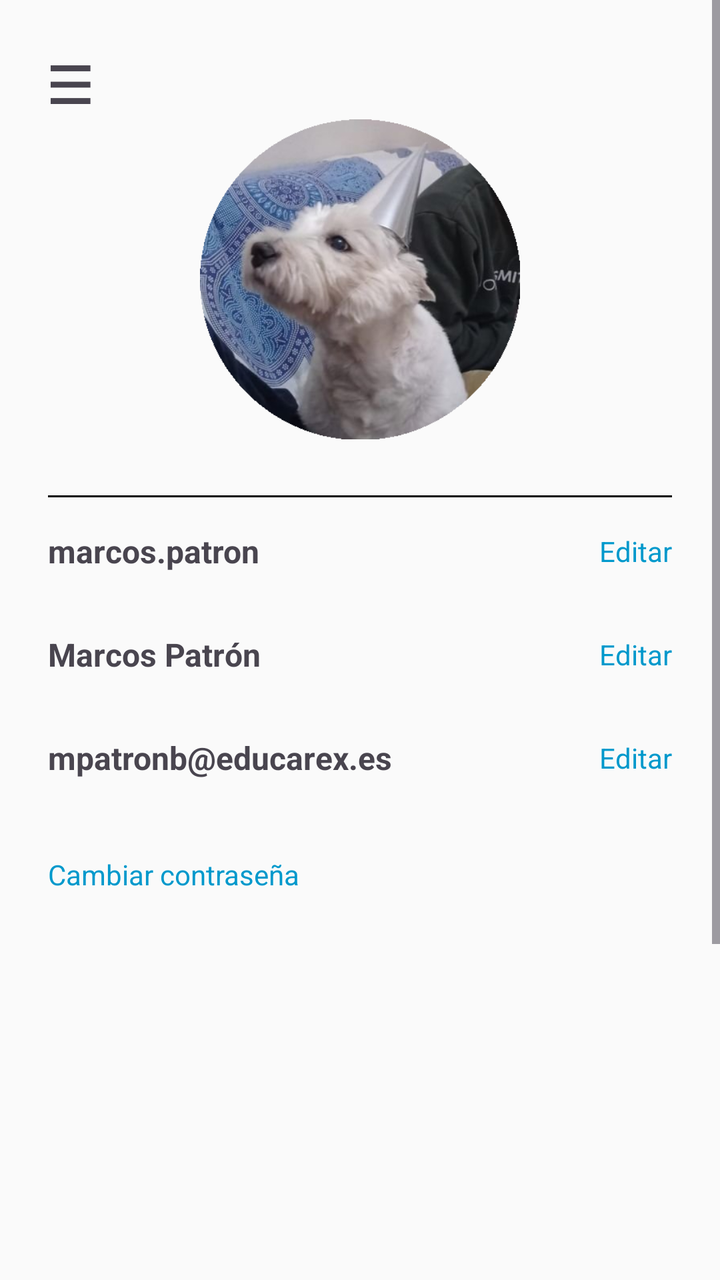
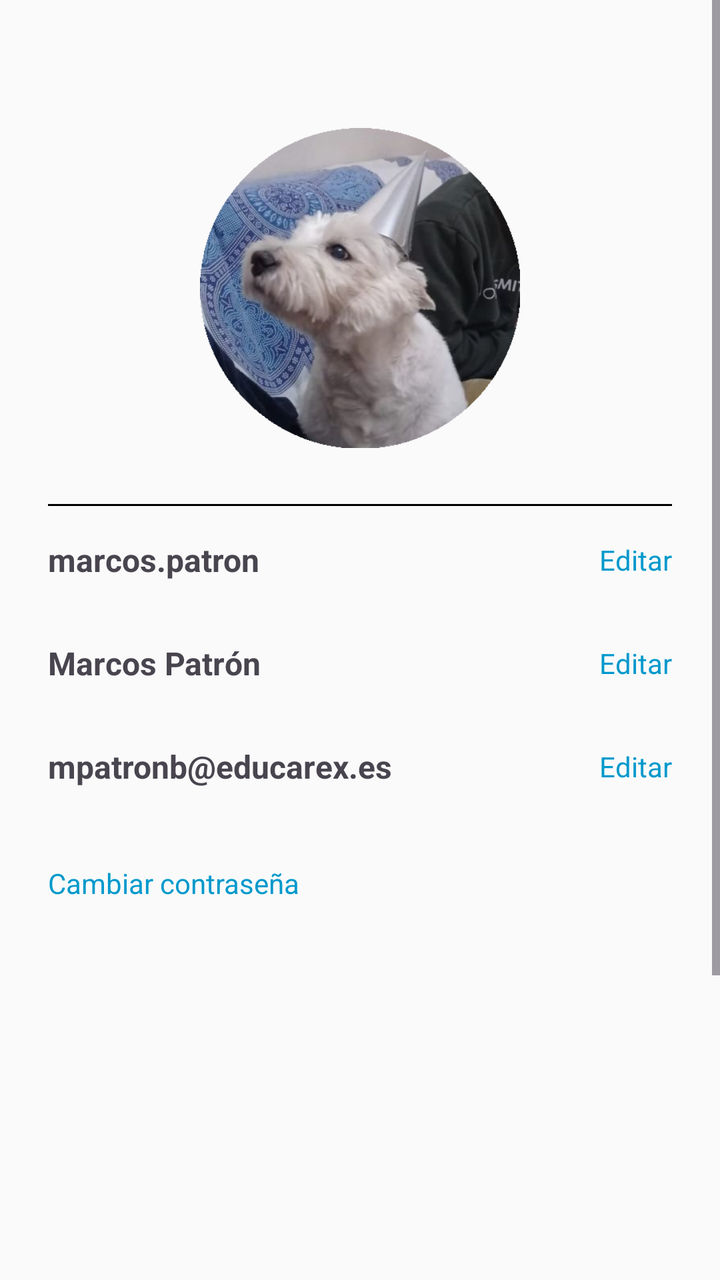

Two renders of the same Android screen: before a commit and after it. Below are the layout's source before the change and the commit's diff.
<!-- AndroidManifest.xml: application theme Theme.MyApplication -->
<!-- res/layout/fragment_profile.xml -->
<?xml version="1.0" encoding="utf-8"?>
<ScrollView xmlns:android="http://schemas.android.com/apk/res/android"
    xmlns:tools="http://schemas.android.com/tools"
    android:layout_width="match_parent"
    android:layout_height="match_parent"
    android:background="#FAFAFA">

    <LinearLayout
        android:layout_width="match_parent"
        android:layout_height="wrap_content"
        android:orientation="vertical"
        android:padding="24dp">

        <TextView
            android:id="@+id/btnOpenDrawer"
            android:layout_width="52dp"
            android:layout_height="wrap_content"
            android:text="☰"
            android:textSize="26dp"
            android:textStyle="bold" />

        

        <ImageView
            android:id="@+id/image_profile"
            android:layout_width="160dp"
            android:layout_height="160dp"
            android:layout_gravity="center_horizontal"
            android:layout_marginBottom="12dp"
            android:contentDescription="Foto de perfil"
            android:scaleType="centerCrop"
            android:src="@drawable/pfp_b" />

        <View
            android:layout_width="wrap_content"
            android:layout_height="1dp"
            android:layout_marginVertical="16dp"
            android:background="@color/black" />

        <LinearLayout
            android:layout_width="match_parent"
            android:layout_height="wrap_content"
            android:orientation="horizontal"
            android:gravity="center_vertical"
            android:layout_marginBottom="30dp">

            <TextView
                android:id="@+id/tv_username"
                android:layout_width="0dp"
                android:layout_height="wrap_content"
                android:layout_weight="1"
                android:text="marcos.patron"
                android:textSize="16sp"
                android:textStyle="bold" />

            <TextView
                android:id="@+id/tv_edit_username"
                android:layout_width="wrap_content"
                android:layout_height="wrap_content"
                android:layout_marginStart="16dp"
                android:clickable="true"
                android:focusable="true"
                android:text="@string/profile_edit"
                android:textColor="@android:color/holo_blue_dark"
                android:textSize="14sp" />
        </LinearLayout>

        <LinearLayout
            android:layout_width="match_parent"
            android:layout_height="wrap_content"
            android:orientation="horizontal"
            android:gravity="center_vertical"
            android:layout_marginBottom="30dp">

            <TextView
                android:id="@+id/tv_full_name"
                android:layout_width="0dp"
                android:layout_weight="1"
                android:layout_height="wrap_content"
                android:text="Marcos Patrón"
                android:textStyle="bold"
                android:textSize="16sp" />

            <TextView
                android:id="@+id/tv_edit_full_name"
                android:layout_width="wrap_content"
                android:layout_height="wrap_content"
                android:layout_marginStart="16dp"
                android:clickable="true"
                android:focusable="true"
                android:text="@string/profile_edit"
                android:textColor="@android:color/holo_blue_dark"
                android:textSize="14sp" />
        </LinearLayout>

        <LinearLayout
            android:layout_width="match_parent"
            android:layout_height="wrap_content"
            android:orientation="horizontal"
            android:gravity="center_vertical"
            android:layout_marginBottom="30dp">

            <TextView
                android:id="@+id/tv_email"
                android:layout_width="0dp"
                android:layout_weight="1"
                android:layout_height="wrap_content"
                android:text="mpatronb@educarex.es"
                android:textStyle="bold"
                android:textSize="16sp" />

            <TextView
                android:id="@+id/tv_edit_email"
                android:layout_width="wrap_content"
                android:layout_height="wrap_content"
                android:layout_marginStart="16dp"
                android:clickable="true"
                android:focusable="true"
                android:text="@string/profile_edit"
                android:textColor="@android:color/holo_blue_dark"
                android:textSize="14sp" />
        </LinearLayout>

        <TextView
            android:id="@+id/tv_edit_password"
            android:layout_width="wrap_content"
            android:layout_height="wrap_content"
            android:layout_marginTop="8dp"
            android:layout_marginBottom="40dp"
            android:clickable="true"
            android:focusable="true"
            android:text="@string/profile_change_pass"
            android:textColor="@android:color/holo_blue_dark"
            android:textSize="14sp"
            android:textStyle="normal" />

        <Space
            android:layout_width="match_parent"
            android:layout_height="290dp"
            android:layout_weight="1"
            tools:ignore="InefficientWeight" />


        <TextView
            android:id="@+id/tv_delete_account"
            android:layout_width="wrap_content"
            android:layout_height="wrap_content"
            android:layout_gravity="center_horizontal"
            android:layout_marginTop="16dp"
            android:layout_marginBottom="32dp"
            android:clickable="true"
            android:focusable="true"
            android:text="@string/profile_delete"
            android:textColor="@android:color/holo_red_dark"
            android:textSize="14sp"
            android:textStyle="bold" />

    </LinearLayout>
</ScrollView>
<!-- resources referenced by this layout -->
<resources>
  <color name="black">#000000</color>
  <!-- drawable pfp_b: png bitmap (drawable, 174836 bytes) -->
  <string name="profile_change_pass">Cambiar contraseña</string>
  <string name="profile_delete">Eliminar cuenta</string>
  <string name="profile_edit">Editar</string>
  <style name="Theme.MyApplication" parent="Base.Theme.MyApplication" />
  <style name="Base.Theme.MyApplication" parent="Theme.Material3.DayNight.NoActionBar">
          
          
      </style>
</resources>

<!-- the commit's change to res/layout/fragment_profile.xml (unified diff, before → after) -->
@@ -11,22 +11,14 @@
         android:orientation="vertical"
         android:padding="24dp">
 
-        <TextView
-            android:id="@+id/btnOpenDrawer"
-            android:layout_width="52dp"
-            android:layout_height="wrap_content"
-            android:text="☰"
-            android:textSize="26dp"
-            android:textStyle="bold" />
-
         
-
         <ImageView
             android:id="@+id/image_profile"
             android:layout_width="160dp"
             android:layout_height="160dp"
             android:layout_gravity="center_horizontal"
             android:layout_marginBottom="12dp"
+            android:layout_marginTop="40dp"
             android:contentDescription="Foto de perfil"
             android:scaleType="centerCrop"
             android:src="@drawable/pfp_b" />
@@ -147,7 +139,6 @@
             android:layout_height="wrap_content"
             android:layout_gravity="center_horizontal"
             android:layout_marginTop="16dp"
-            android:layout_marginBottom="32dp"
             android:clickable="true"
             android:focusable="true"
             android:text="@string/profile_delete"
